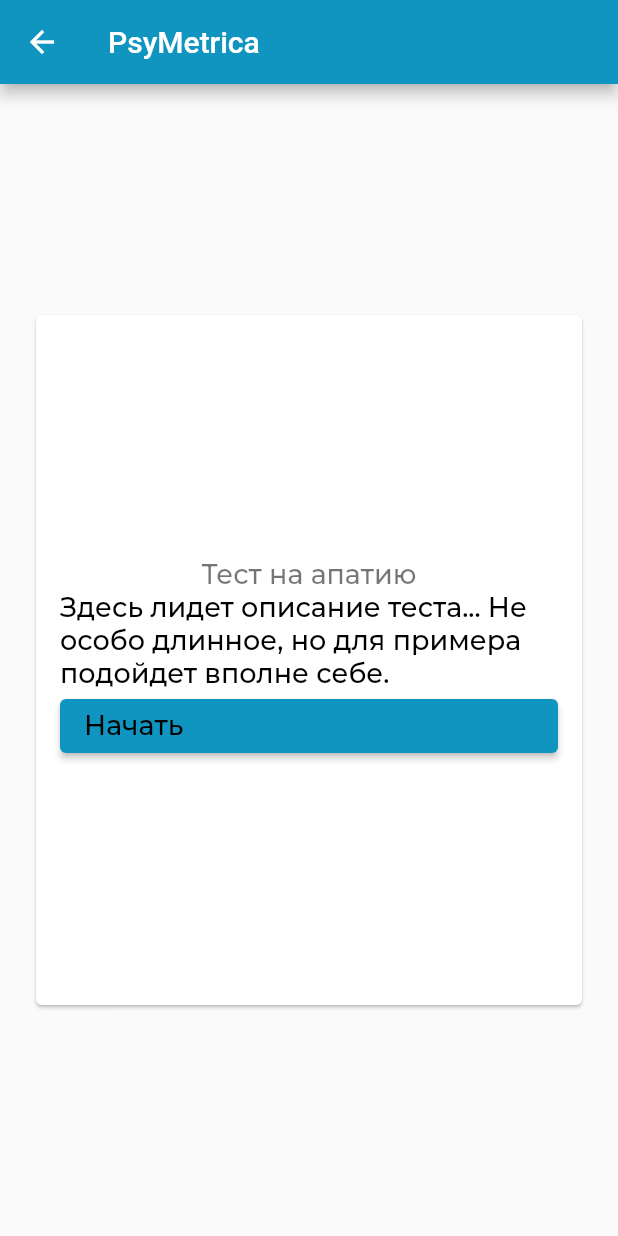
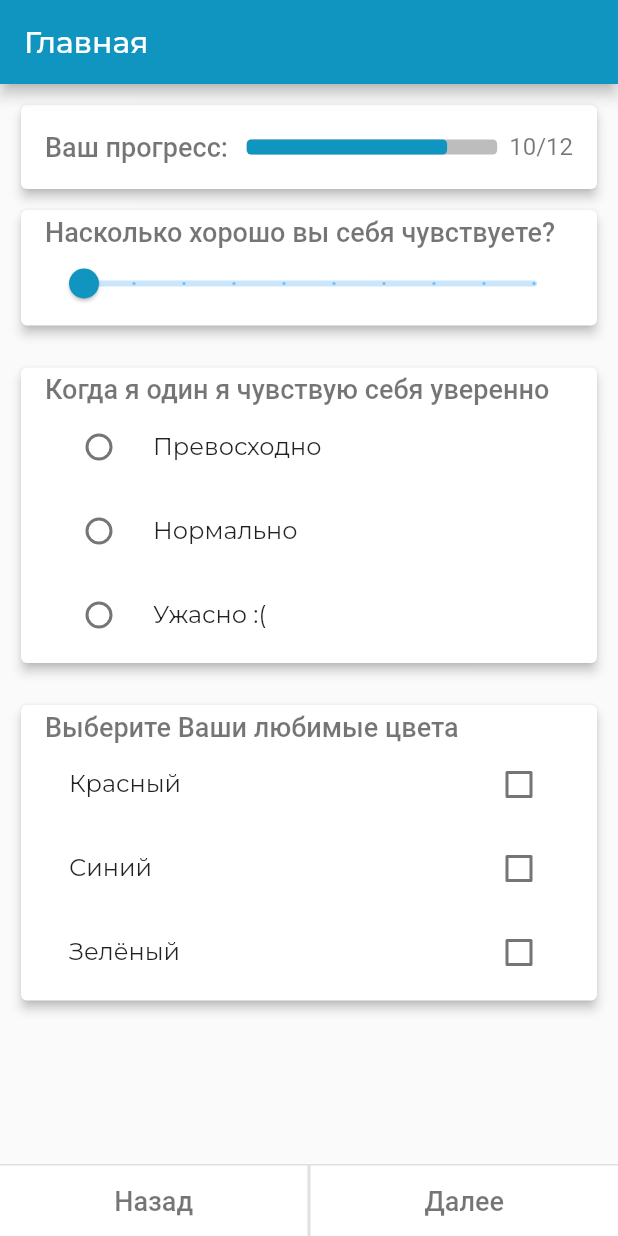
Before and after one commit to egorcherkasoff/psymetrica-mobile, a Flutter app: the TestStart screen opened by its route, after a tap on "Начать", on a phone screen of 412 x 824 dp. Run offline on Flutter 3.47's test engine with Material 2 defaults, Android fonts, the phone set to English and light mode, and no system bars; drawn by our look-alikes of percent_indicator; our stand-ins replace google_fonts; missing offline and left inert: flutter_verification_code.

Commit message:
refactored some code, added new widgets & screens

```diff
--- a/lib/main.dart
+++ b/lib/main.dart
@@ -5,6 +5,7 @@ import 'package:psymetrica/screens/tests.dart';
 import 'package:psymetrica/screens/welcome.dart';
 import 'package:psymetrica/screens/test_start.dart';
 import 'package:psymetrica/screens/register_confirm.dart';
+import 'package:psymetrica/screens/test.dart';
 import 'package:psymetrica/theme.dart';
 
 void main() {
@@ -24,8 +25,9 @@ class Main extends StatelessWidget {
         '/welcome': (context) => (Welcome()),
         '/register': (context) => (Register()),
         '/register/confirm': (context) => (RegisterConfirm()),
-        '/tests/<id>/start': (context) => (TestStart()),
-        '/tests': (context) => (TestsScreen())
+        '/tests/start': (context) => (TestStart()),
+        '/tests': (context) => (TestsScreen()),
+        '/test': (context) => (TestScreen()),
       },
     );
   }
--- a/lib/screens/home.dart
+++ b/lib/screens/home.dart
@@ -1,6 +1,6 @@
 import 'package:flutter/material.dart';
 import 'package:percent_indicator/linear_percent_indicator.dart';
-import 'package:psymetrica/components/notification_card.dart';
+import 'package:psymetrica/widgets/notification_card.dart';
 
 class Home extends StatelessWidget {
   const Home({Key? key}) : super(key: key);
@@ -9,7 +9,7 @@ class Home extends StatelessWidget {
   Widget build(BuildContext context) {
     return Scaffold(
       appBar: AppBar(
-        title: const Text('PsyMetrica'),
+        title: const Text('Главная'),
         backgroundColor: Theme.of(context).primaryColor,
         automaticallyImplyLeading: false,
       ),
@@ -20,7 +20,7 @@ class Home extends StatelessWidget {
           } else if (idx == 1) {
             Navigator.pushNamed(context, "/tests");
           } else {
-            Navigator.pushNamed(context, "/register");
+            Navigator.pushNamed(context, "/welcome");
           }
         },
         items: const [
--- /dev/null
+++ b/lib/screens/test.dart
@@ -0,0 +1,99 @@
+import 'package:flutter/material.dart';
+import 'package:psymetrica/widgets/test_progress.dart';
+import 'package:psymetrica/widgets/tests/radios.dart';
+import 'package:psymetrica/widgets/tests/scale.dart';
+import 'package:psymetrica/widgets/tests/checks.dart';
+
+class TestScreen extends StatelessWidget {
+  const TestScreen({super.key});
+
+  @override
+  Widget build(BuildContext context) {
+    return Scaffold(
+      appBar: AppBar(
+        title: const Text('Главная'),
+        backgroundColor: Theme.of(context).primaryColor,
+        automaticallyImplyLeading: false,
+      ),
+      body: Stack(
+        fit: StackFit.expand,
+        children: [
+          const SingleChildScrollView(
+            child: Column(
+              mainAxisSize: MainAxisSize.min,
+              children: [
+                SizedBox(
+                  height: 70,
+                ),
+                TestScale(),
+                TestRadios(),
+                TestChecks(),
+                SizedBox(
+                  height: 48,
+                )
+              ],
+            ),
+          ),
+          const Positioned(
+            left: 0,
+            right: 0,
+            top: 0,
+            child: TestProgress(),
+          ),
+          Positioned(
+            bottom: 0,
+            child: Row(
+              mainAxisSize: MainAxisSize.max,
+              children: [
+                InkWell(
+                  onTap: () {
+                    Navigator.pushNamed(context, "/");
+                  },
+                  splashColor: Theme.of(context).primaryColor,
+                  child: Container(
+                    width: MediaQuery.of(context).size.width * 0.5,
+                    alignment: Alignment.center,
+                    height: 48.0,
+                    decoration: const BoxDecoration(
+                      color: Colors.white,
+                      border: Border(
+                        top: BorderSide(color: Colors.black12),
+                        right: BorderSide(color: Colors.black12),
+                      ),
+                    ),
+                    child: Text(
+                      "Назад",
+                      style: Theme.of(context).textTheme.displayMedium,
+                    ),
+                  ),
+                ),
+                InkWell(
+                  onTap: () {
+                    Navigator.pushNamed(context, "/");
+                  },
+                  splashColor: Theme.of(context).primaryColor,
+                  child: Container(
+                    width: MediaQuery.of(context).size.width * 0.5,
+                    alignment: Alignment.center,
+                    height: 48.0,
+                    decoration: const BoxDecoration(
+                      color: Colors.white,
+                      border: Border(
+                        top: BorderSide(color: Colors.black12),
+                        left: BorderSide(color: Colors.black12),
+                      ),
+                    ),
+                    child: Text(
+                      "Далее",
+                      style: Theme.of(context).textTheme.displayMedium,
+                    ),
+                  ),
+                ),
+              ],
+            ),
+          )
+        ],
+      ),
+    );
+  }
+}
--- a/lib/screens/test_start.dart
+++ b/lib/screens/test_start.dart
@@ -12,41 +12,61 @@ class TestStart extends StatelessWidget {
       ),
       body: Center(
         child: Padding(
-          padding:
-              const EdgeInsets.symmetric(vertical: 150.0, horizontal: 20.0),
+          padding: const EdgeInsets.all(10.0),
           child: Card(
-            child: Padding(
-              padding:
-                  const EdgeInsets.symmetric(vertical: 12.0, horizontal: 16.0),
             child: Column(
-                mainAxisAlignment: MainAxisAlignment.center,
+              mainAxisSize: MainAxisSize.min,
               children: [
-                  Text(
-                    "Тест на апатию",
+                Column(
+                  children: [
+                    ListTile(
+                      title: Text(
+                        "Название теста",
                         style: Theme.of(context).textTheme.displayLarge,
+                        textAlign: TextAlign.center,
                       ),
-                  Text(
-                    "Здесь лидет описание теста... Не особо длинное, но для примера подойдет вполне себе.",
+                      subtitle: Text(
+                        "Здесь идет описание теста, оно может отсутсвовать, так и нести в себе какой-либо смысл...",
                         style: Theme.of(context).textTheme.displayMedium,
                       ),
-                  ElevatedButton(
-                    onPressed: () {},
-                    style: ButtonStyle(
-                      backgroundColor: MaterialStateProperty.all<Color>(
-                        Theme.of(context).primaryColor,
+                    ),
+                    const SizedBox(),
+                    Padding(
+                      padding: const EdgeInsets.symmetric(horizontal: 16.0),
+                      child: Align(
+                        alignment: Alignment.centerLeft,
+                        child: Text(
+                          "Тест состоит из N вопросов.",
+                          style: Theme.of(context).textTheme.displaySmall,
                         ),
                       ),
-                    child: Row(
-                      children: [
-                        Text(
+                    ),
+                    const SizedBox(
+                      height: 3,
+                    ),
+                    InkWell(
+                      onTap: () {
+                        Navigator.pushNamed(context, "/test");
+                      },
+                      splashColor: Theme.of(context).primaryColor,
+                      child: Container(
+                        width: double.infinity,
+                        alignment: Alignment.center,
+                        height: 48.0,
+                        decoration: const BoxDecoration(
+                          border: Border(
+                            top: BorderSide(color: Colors.black12),
+                          ),
+                        ),
+                        child: Text(
                           "Начать",
                           style: Theme.of(context).textTheme.displayMedium,
                         ),
-                      ],
                       ),
                     ),
                   ],
                 ),
+              ],
             ),
           ),
         ),
--- a/lib/screens/tests.dart
+++ b/lib/screens/tests.dart
@@ -33,7 +33,7 @@ class _TestsScreenState extends State<TestsScreen> {
           } else if (idx == 1) {
             Navigator.pushNamed(context, "/tests");
           } else {
-            Navigator.pushNamed(context, "/register");
+            Navigator.pushNamed(context, "/welcome");
           }
         },
         items: const [
--- a/lib/theme.dart
+++ b/lib/theme.dart
@@ -3,17 +3,9 @@ import 'package:google_fonts/google_fonts.dart';
 
 final appTheme = ThemeData(
   primaryColor: const Color(0xff1095c0),
-  textTheme: TextTheme(
-    displayLarge: GoogleFonts.montserrat(
-      fontSize: 18.0,
-      fontWeight: FontWeight.w500,
-    ),
-    displayMedium: GoogleFonts.montserrat(
-      fontSize: 18.0,
-      fontWeight: FontWeight.w500,
-      color: Colors.black,
-    ),
-    displaySmall:
-        GoogleFonts.montserrat(fontSize: 15.0, fontWeight: FontWeight.w500),
+  textTheme: GoogleFonts.montserratTextTheme().copyWith(
+    displayMedium: const TextStyle(fontSize: 18.0, fontWeight: FontWeight.w500),
+    displayLarge: const TextStyle(fontSize: 20.0, fontWeight: FontWeight.w600),
+    displaySmall: const TextStyle(fontSize: 16.0),
   ),
 );
--- /dev/null
+++ b/lib/widgets/test_progress.dart
@@ -0,0 +1,34 @@
+import 'package:flutter/material.dart';
+import 'package:percent_indicator/linear_percent_indicator.dart';
+
+class TestProgress extends StatelessWidget {
+  const TestProgress({super.key});
+
+  @override
+  Widget build(BuildContext context) {
+    return Padding(
+      padding: const EdgeInsets.all(10.0),
+      child: Card(
+        elevation: 3,
+        child: ListTile(
+          title: LinearPercentIndicator(
+            leading: Text(
+              "Ваш прогресс: ",
+              style: Theme.of(context).textTheme.displayMedium,
+            ),
+            padding: const EdgeInsets.only(left: 8.0, right: 8.0),
+            lineHeight: 10.0,
+            backgroundColor: Colors.black26,
+            trailing: Text(
+              "10/12",
+              style: Theme.of(context).textTheme.displaySmall,
+            ),
+            percent: 0.8,
+            barRadius: const Radius.circular(3),
+            progressColor: Theme.of(context).primaryColor,
+          ),
+        ),
+      ),
+    );
+  }
+}
--- /dev/null
+++ b/lib/widgets/tests/checks.dart
@@ -0,0 +1,78 @@
+import 'package:flutter/material.dart';
+
+class TestChecks extends StatefulWidget {
+  const TestChecks({super.key});
+
+  @override
+  State<TestChecks> createState() => _TestChecksState();
+}
+
+class _TestChecksState extends State<TestChecks> {
+  final List<String> _testChecks = [];
+
+  void _onCheck(String option) {
+    _testChecks.contains(option)
+        ? _testChecks.remove(option)
+        : _testChecks.add(option);
+    print(_testChecks);
+  }
+
+  @override
+  Widget build(BuildContext context) {
+    return Padding(
+      padding: const EdgeInsets.all(10.0),
+      child: Card(
+        elevation: 3,
+        child: Column(
+          mainAxisSize: MainAxisSize.min,
+          children: [
+            ListTile(
+              title: Text(
+                "Выберите Ваши любимые цвета",
+                style: Theme.of(context).textTheme.displayMedium,
+              ),
+              subtitle: Column(
+                mainAxisSize: MainAxisSize.min,
+                children: [
+                  CheckboxListTile(
+                    value: _testChecks.contains("option1") ? true : false,
+                    onChanged: (value) {
+                      setState(
+                        () {
+                          _onCheck("option1");
+                        },
+                      );
+                    },
+                    title: const Text("Красный"),
+                  ),
+                  CheckboxListTile(
+                    value: _testChecks.contains("option2") ? true : false,
+                    onChanged: (value) {
+                      setState(
+                        () {
+                          _onCheck("option2");
+                        },
+                      );
+                    },
+                    title: const Text("Синий"),
+                  ),
+                  CheckboxListTile(
+                    value: _testChecks.contains("option3") ? true : false,
+                    onChanged: (value) {
+                      setState(
+                        () {
+                          _onCheck("option3");
+                        },
+                      );
+                    },
+                    title: const Text("Зелёный"),
+                  ),
+                ],
+              ),
+            ),
+          ],
+        ),
+      ),
+    );
+  }
+}
--- /dev/null
+++ b/lib/widgets/tests/radios.dart
@@ -0,0 +1,68 @@
+import 'package:flutter/material.dart';
+
+class TestRadios extends StatefulWidget {
+  const TestRadios({super.key});
+
+  @override
+  State<TestRadios> createState() => _TestRadiosState();
+}
+
+class _TestRadiosState extends State<TestRadios> {
+  int _currentOption = 0;
+
+  void _changeOption(int option) {
+    setState(() {
+      _currentOption = option;
+    });
+  }
+
+  @override
+  Widget build(BuildContext context) {
+    return Padding(
+      padding: const EdgeInsets.all(10.0),
+      child: Card(
+        elevation: 3,
+        child: Column(
+          mainAxisSize: MainAxisSize.min,
+          children: [
+            ListTile(
+              title: Text(
+                "Когда я один я чувствую себя уверенно",
+                style: Theme.of(context).textTheme.displayMedium,
+              ),
+              subtitle: Column(
+                mainAxisSize: MainAxisSize.min,
+                children: [
+                  RadioListTile(
+                    title: Text("Превосходно"),
+                    value: 1,
+                    groupValue: _currentOption,
+                    onChanged: (value) {
+                      _changeOption(value!);
+                    },
+                  ),
+                  RadioListTile(
+                    title: Text("Нормально"),
+                    value: 2,
+                    groupValue: _currentOption,
+                    onChanged: (value) {
+                      _changeOption(value!);
+                    },
+                  ),
+                  RadioListTile(
+                    title: Text("Ужасно :("),
+                    value: 3,
+                    groupValue: _currentOption,
+                    onChanged: (value) {
+                      _changeOption(value!);
+                    },
+                  ),
+                ],
+              ),
+            ),
+          ],
+        ),
+      ),
+    );
+  }
+}
--- /dev/null
+++ b/lib/widgets/tests/scale.dart
@@ -0,0 +1,50 @@
+import 'package:flutter/material.dart';
+
+class TestScale extends StatefulWidget {
+  const TestScale({Key? key}) : super(key: key);
+
+  @override
+  Test_ScaleState createState() => Test_ScaleState();
+}
+
+class Test_ScaleState extends State<TestScale> {
+  double _range = 1;
+
+  void _changeSliderValue(double value) {
+    setState(() {
+      _range = value;
+    });
+  }
+
+  @override
+  Widget build(BuildContext context) {
+    return Padding(
+      padding: const EdgeInsets.all(10.0),
+      child: Card(
+        elevation: 3,
+        child: Column(
+          mainAxisSize: MainAxisSize.min,
+          children: [
+            ListTile(
+              title: Text(
+                "Насколько хорошо вы себя чувствуете?",
+                style: Theme.of(context).textTheme.displayMedium,
+              ),
+              subtitle: Slider(
+                min: 1,
+                max: 10,
+                value: _range,
+                label: _range.toString().split('.')[0],
+                divisions: 9,
+                thumbColor: Theme.of(context).primaryColor,
+                onChanged: (value) {
+                  _changeSliderValue(value);
+                },
+              ),
+            ),
+          ],
+        ),
+      ),
+    );
+  }
+}
```
Also changed, not shown: lib/components/notification_card.dart (deleted, +0 -59 lines), lib/screens/welcome.dart (+31 -78 lines), lib/test_forms/scale.dart (deleted, +0 -26 lines), lib/widgets/notification_card.dart (added, +69 -0 lines). Lines whose indentation alone changed are shown as unchanged.
